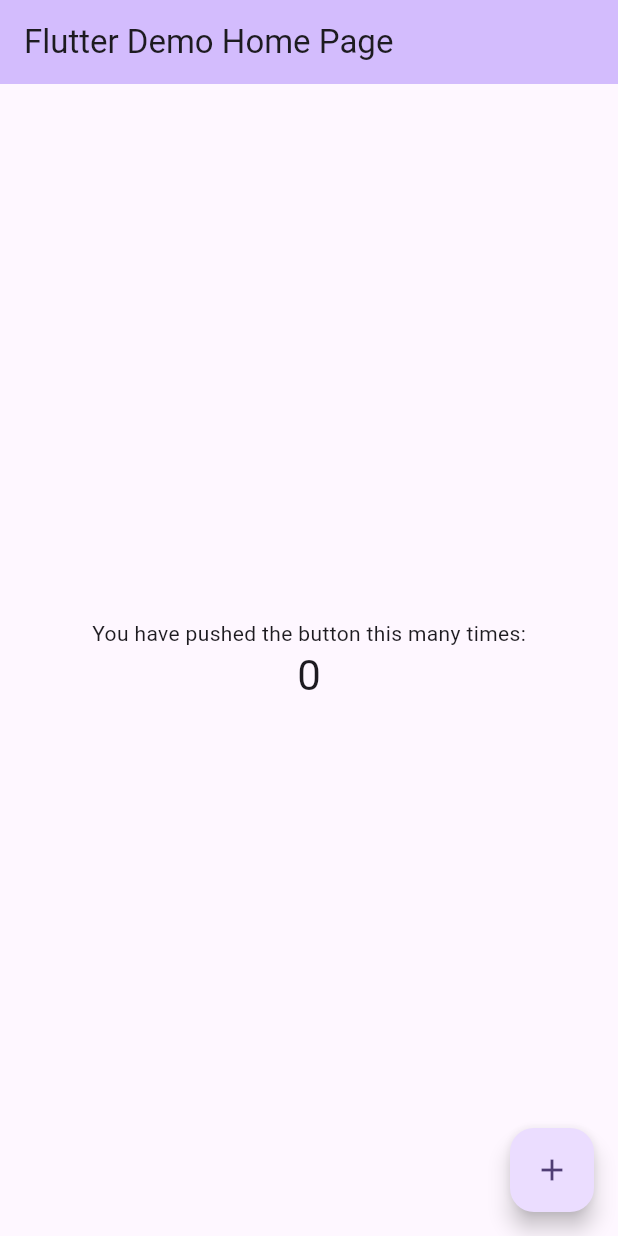
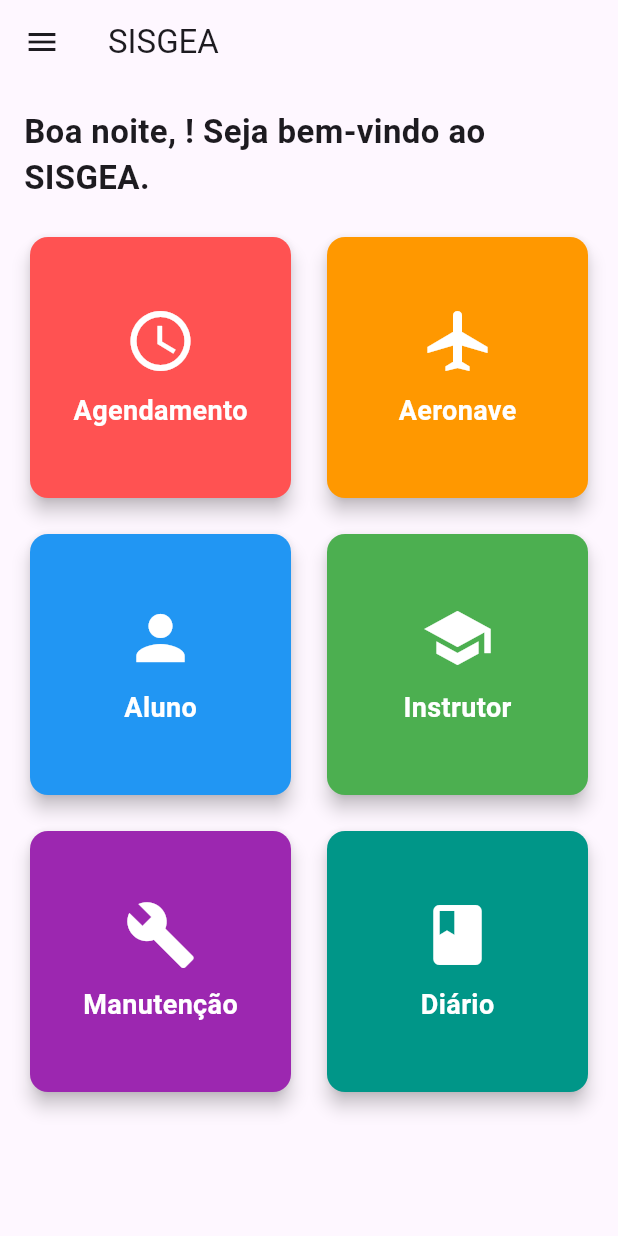
Before and after one commit to LucaJust115/sisgea_mobile, a Flutter app: the screen it shows after launch, on a phone screen of 412 x 824 dp. Run offline on Flutter 3.47's test engine with Material 3 defaults, Android fonts, the phone set to English and light mode, and no system bars.

Commit message:
Criação da Tela Inicial do Front end do sistema
Organização das telas a serem implementadas.

```diff
--- a/lib/main.dart
+++ b/lib/main.dart
@@ -1,125 +1,21 @@
 import 'package:flutter/material.dart';
+import 'telas/tela_inicial.dart';
 
 void main() {
-  runApp(const MyApp());
+  runApp(SisgeaApp());
 }
 
-class MyApp extends StatelessWidget {
-  const MyApp({super.key});
-
-  // This widget is the root of your application.
+class SisgeaApp extends StatelessWidget {
   @override
   Widget build(BuildContext context) {
     return MaterialApp(
-      title: 'Flutter Demo',
+      title: 'SISGEA',
+      debugShowCheckedModeBanner: false,
       theme: ThemeData(
-        // This is the theme of your application.
-        //
-        // TRY THIS: Try running your application with "flutter run". You'll see
-        // the application has a purple toolbar. Then, without quitting the app,
-        // try changing the seedColor in the colorScheme below to Colors.green
-        // and then invoke "hot reload" (save your changes or press the "hot
-        // reload" button in a Flutter-supported IDE, or press "r" if you used
-        // the command line to start the app).
-        //
-        // Notice that the counter didn't reset back to zero; the application
-        // state is not lost during the reload. To reset the state, use hot
-        // restart instead.
-        //
-        // This works for code too, not just values: Most code changes can be
-        // tested with just a hot reload.
-        colorScheme: ColorScheme.fromSeed(seedColor: Colors.deepPurple),
-        useMaterial3: true,
+        primarySwatch: Colors.red,
+        visualDensity: VisualDensity.adaptivePlatformDensity,
       ),
-      home: const MyHomePage(title: 'Flutter Demo Home Page'),
+      home: TelaInicial(usuario: '',),
     );
   }
 }
-
-class MyHomePage extends StatefulWidget {
-  const MyHomePage({super.key, required this.title});
-
-  // This widget is the home page of your application. It is stateful, meaning
-  // that it has a State object (defined below) that contains fields that affect
-  // how it looks.
-
-  // This class is the configuration for the state. It holds the values (in this
-  // case the title) provided by the parent (in this case the App widget) and
-  // used by the build method of the State. Fields in a Widget subclass are
-  // always marked "final".
-
-  final String title;
-
-  @override
-  State<MyHomePage> createState() => _MyHomePageState();
-}
-
-class _MyHomePageState extends State<MyHomePage> {
-  int _counter = 0;
-
-  void _incrementCounter() {
-    setState(() {
-      // This call to setState tells the Flutter framework that something has
-      // changed in this State, which causes it to rerun the build method below
-      // so that the display can reflect the updated values. If we changed
-      // _counter without calling setState(), then the build method would not be
-      // called again, and so nothing would appear to happen.
-      _counter++;
-    });
-  }
-
-  @override
-  Widget build(BuildContext context) {
-    // This method is rerun every time setState is called, for instance as done
-    // by the _incrementCounter method above.
-    //
-    // The Flutter framework has been optimized to make rerunning build methods
-    // fast, so that you can just rebuild anything that needs updating rather
-    // than having to individually change instances of widgets.
-    return Scaffold(
-      appBar: AppBar(
-        // TRY THIS: Try changing the color here to a specific color (to
-        // Colors.amber, perhaps?) and trigger a hot reload to see the AppBar
-        // change color while the other colors stay the same.
-        backgroundColor: Theme.of(context).colorScheme.inversePrimary,
-        // Here we take the value from the MyHomePage object that was created by
-        // the App.build method, and use it to set our appbar title.
-        title: Text(widget.title),
-      ),
-      body: Center(
-        // Center is a layout widget. It takes a single child and positions it
-        // in the middle of the parent.
-        child: Column(
-          // Column is also a layout widget. It takes a list of children and
-          // arranges them vertically. By default, it sizes itself to fit its
-          // children horizontally, and tries to be as tall as its parent.
-          //
-          // Column has various properties to control how it sizes itself and
-          // how it positions its children. Here we use mainAxisAlignment to
-          // center the children vertically; the main axis here is the vertical
-          // axis because Columns are vertical (the cross axis would be
-          // horizontal).
-          //
-          // TRY THIS: Invoke "debug painting" (choose the "Toggle Debug Paint"
-          // action in the IDE, or press "p" in the console), to see the
-          // wireframe for each widget.
-          mainAxisAlignment: MainAxisAlignment.center,
-          children: <Widget>[
-            const Text(
-              'You have pushed the button this many times:',
-            ),
-            Text(
-              '$_counter',
-              style: Theme.of(context).textTheme.headlineMedium,
-            ),
-          ],
-        ),
-      ),
-      floatingActionButton: FloatingActionButton(
-        onPressed: _incrementCounter,
-        tooltip: 'Increment',
-        child: const Icon(Icons.add),
-      ), // This trailing comma makes auto-formatting nicer for build methods.
-    );
-  }
-}
--- /dev/null
+++ b/lib/telas/tela_inicial.dart
@@ -0,0 +1,137 @@
+import 'package:flutter/material.dart';
+
+void main() {
+  runApp(SisgeaApp());
+}
+
+class SisgeaApp extends StatelessWidget {
+  @override
+  Widget build(BuildContext context) {
+    return MaterialApp(
+      title: 'SISGEA',
+      debugShowCheckedModeBanner: false,
+      theme: ThemeData(
+        primarySwatch: Colors.red,
+      ),
+      home: TelaInicial(usuario: 'Gabriel'),
+    );
+  }
+}
+
+class TelaInicial extends StatelessWidget {
+  final String usuario;
+
+  TelaInicial({required this.usuario});
+
+  @override
+  Widget build(BuildContext context) {
+    return Scaffold(
+      appBar: AppBar(
+        title: Text('SISGEA'),
+      ),
+      drawer: Drawer(
+        child: Container(
+          color: Colors.red,
+          child: ListView(
+            padding: EdgeInsets.zero,
+            children: [
+              DrawerHeader(
+                decoration: BoxDecoration(color: Colors.redAccent),
+                child: Center(
+                  child: Text(
+                    'SISGEA',
+                    style: TextStyle(
+                      color: Colors.white,
+                      fontSize: 28,
+                      fontWeight: FontWeight.bold,
+                    ),
+                  ),
+                ),
+              ),
+              _itemMenu(Icons.schedule, 'Agendamento', context),
+              _itemMenu(Icons.airplanemode_active, 'Aeronave', context),
+              _itemMenu(Icons.person, 'Aluno', context),
+              _itemMenu(Icons.school, 'Instrutor', context),
+              _itemMenu(Icons.build, 'Manutenção', context),
+              _itemMenu(Icons.book, 'Diário', context),
+            ],
+          ),
+        ),
+      ),
+      body: Padding(
+        padding: EdgeInsets.all(16),
+        child: Column(
+          crossAxisAlignment: CrossAxisAlignment.start,
+          children: [
+            Text(
+              'Boa noite, $usuario! Seja bem-vindo ao SISGEA.',
+              style: TextStyle(
+                fontSize: 22,
+                fontWeight: FontWeight.bold,
+              ),
+            ),
+            SizedBox(height: 20),
+            Expanded(
+              child: GridView.count(
+                crossAxisCount: 2,
+                crossAxisSpacing: 16,
+                mainAxisSpacing: 16,
+                children: [
+                  _cartaoFuncionalidade(Icons.schedule, 'Agendamento', Colors.redAccent),
+                  _cartaoFuncionalidade(Icons.airplanemode_active, 'Aeronave', Colors.orange),
+                  _cartaoFuncionalidade(Icons.person, 'Aluno', Colors.blue),
+                  _cartaoFuncionalidade(Icons.school, 'Instrutor', Colors.green),
+                  _cartaoFuncionalidade(Icons.build, 'Manutenção', Colors.purple),
+                  _cartaoFuncionalidade(Icons.book, 'Diário', Colors.teal),
+                ],
+              ),
+            ),
+          ],
+        ),
+      ),
+    );
+  }
+
+  Widget _itemMenu(IconData icone, String titulo, BuildContext contexto) {
+    return ListTile(
+      leading: Icon(icone, color: Colors.white),
+      title: Text(titulo, style: TextStyle(color: Colors.white)),
+      onTap: () {
+        Navigator.pop(contexto);
+        ScaffoldMessenger.of(contexto).showSnackBar(
+          SnackBar(content: Text('$titulo clicado')),
+        );
+      },
+    );
+  }
+
+  Widget _cartaoFuncionalidade(IconData icone, String titulo, Color cor) {
+    return Card(
+      elevation: 5,
+      shape: RoundedRectangleBorder(borderRadius: BorderRadius.circular(12)),
+      color: cor,
+      child: InkWell(
+        onTap: () {
+          print('$titulo clicado');
+        },
+        child: Center(
+          child: Column(
+            mainAxisSize: MainAxisSize.min,
+            children: [
+              Icon(icone, size: 48, color: Colors.white),
+              SizedBox(height: 10),
+              Text(
+                titulo,
+                style: TextStyle(
+                  color: Colors.white,
+                  fontSize: 18,
+                  fontWeight: FontWeight.bold,
+                ),
+              )
+            ],
+          ),
+        ),
+      ),
+    );
+  }
+}
```
Also changed, not shown: lib/telas/tela_aeronave.dart (added), lib/telas/tela_agendamento.dart (added), lib/telas/tela_aluno.dart (added), lib/telas/tela_diario.dart (added), lib/telas/tela_instrutor.dart (added), lib/telas/tela_manutencao.dart (added), lib/widgets/card_funcionalidade.dart (added), 1 other file.
